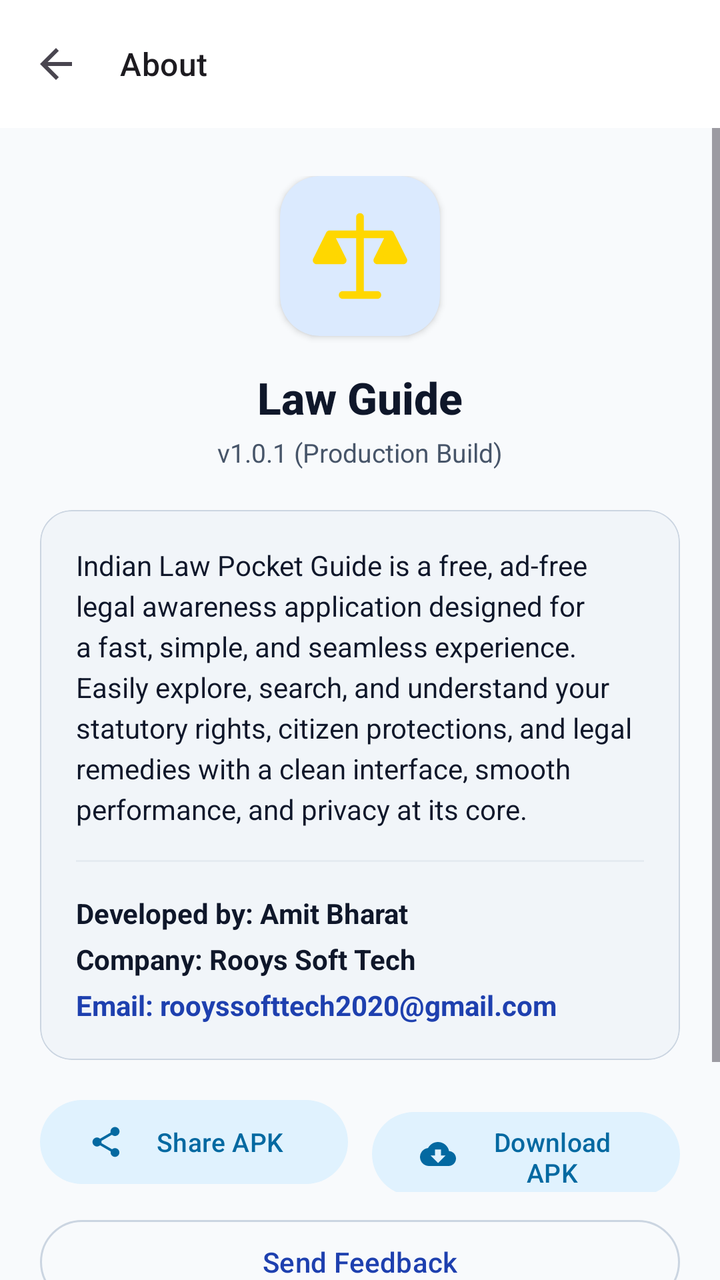
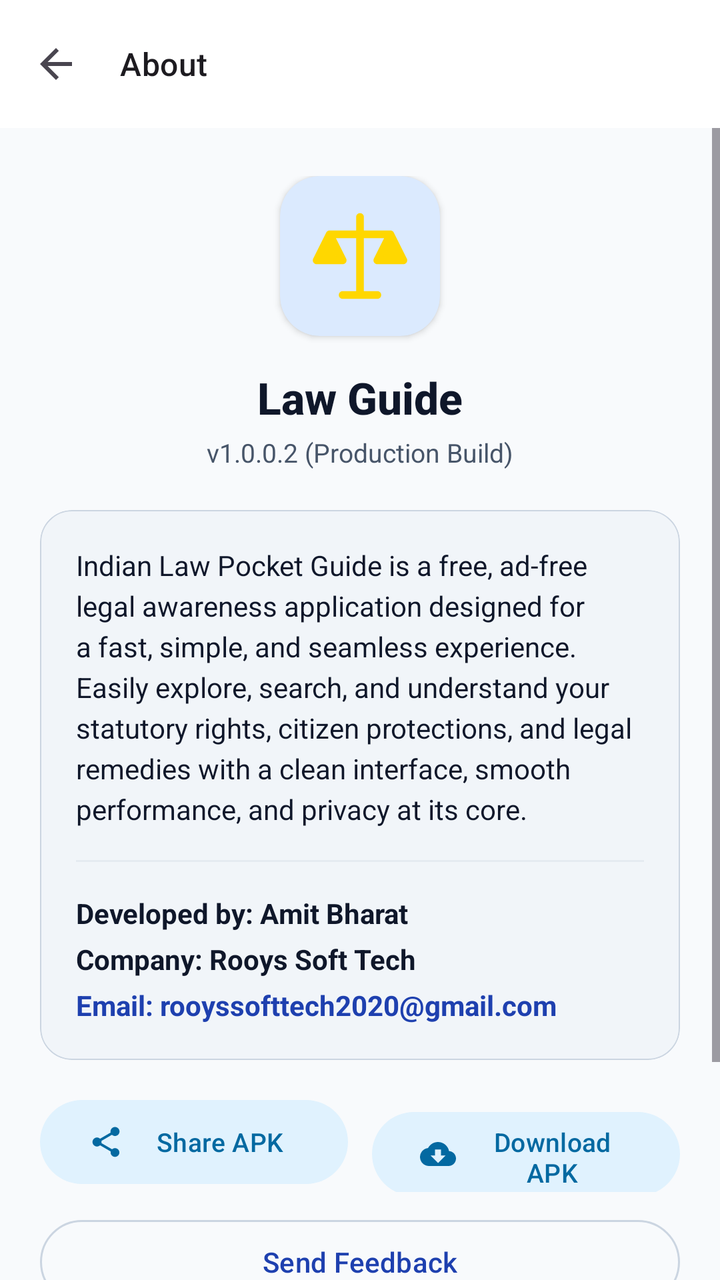

The first picture is an Android layout as it rendered before a commit; the second is the same layout after the commit. The layout source and the unified diff follow.
<!-- AndroidManifest.xml: application theme Theme.IndianLawGuide -->
<!-- res/layout/fragment_about.xml -->
<?xml version="1.0" encoding="utf-8"?>
<LinearLayout xmlns:android="http://schemas.android.com/apk/res/android"
    xmlns:app="http://schemas.android.com/apk/res-auto"
    xmlns:tools="http://schemas.android.com/tools"
    android:layout_width="match_parent"
    android:layout_height="match_parent"
    android:background="?android:attr/colorBackground"
    android:orientation="vertical">

    <com.google.android.material.appbar.MaterialToolbar
        android:id="@+id/toolbarAbout"
        android:layout_width="match_parent"
        android:layout_height="?attr/actionBarSize"
        android:background="?attr/colorSurface"
        app:navigationIcon="@drawable/ic_arrow_back"
        app:title="About"
        app:titleTextAppearance="@style/TextAppearance.Material3.TitleMedium" />

    <ScrollView
        android:layout_width="match_parent"
        android:layout_height="match_parent"
        android:fillViewport="true">

        <LinearLayout
            android:layout_width="match_parent"
            android:layout_height="wrap_content"
            android:gravity="center_horizontal"
            android:orientation="vertical"
            android:paddingStart="20dp"
            android:paddingTop="24dp"
            android:paddingEnd="20dp"
            android:paddingBottom="28dp">

            
            <com.google.android.material.card.MaterialCardView
                android:layout_width="80dp"
                android:layout_height="80dp"
                app:cardBackgroundColor="?attr/colorPrimaryContainer"
                app:cardCornerRadius="20dp"
                app:cardElevation="2dp"
                app:strokeWidth="0dp">

                <ImageView
                    android:layout_width="52dp"
                    android:layout_height="52dp"
                    android:layout_gravity="center"
                    android:contentDescription="@string/app_name"
                    android:src="@drawable/ic_ashoka_pillar" />

            </com.google.android.material.card.MaterialCardView>

            
            <TextView
                android:id="@+id/tvAboutAppName"
                android:layout_width="wrap_content"
                android:layout_height="wrap_content"
                android:layout_marginTop="16dp"
                android:fontFamily="sans-serif-medium"
                android:text="@string/app_name"
                android:textColor="?attr/colorOnSurface"
                android:textSize="22sp"
                android:textStyle="bold" />

            
            <TextView
                android:id="@+id/tvAboutVersion"
                android:layout_width="wrap_content"
                android:layout_height="wrap_content"
                android:layout_marginTop="4dp"
                android:text="v1.0.1 (Production Build)"
                android:textColor="?attr/colorOnSurfaceVariant"
                android:textSize="13sp" />

            
            <com.google.android.material.card.MaterialCardView
                android:layout_width="match_parent"
                android:layout_height="wrap_content"
                android:layout_marginTop="20dp"
                app:cardBackgroundColor="?attr/colorSurfaceVariant"
                app:cardCornerRadius="16dp"
                app:cardElevation="0dp"
                app:strokeColor="?attr/colorOutline"
                app:strokeWidth="0.5dp">

                <LinearLayout
                    android:layout_width="match_parent"
                    android:layout_height="wrap_content"
                    android:orientation="vertical"
                    android:padding="18dp">

                    <TextView
                        android:layout_width="match_parent"
                        android:layout_height="wrap_content"
                        android:lineSpacingExtra="4sp"
                        android:text="Indian Law Pocket Guide is a free, ad-free legal awareness application designed for a fast, simple, and seamless experience. Easily explore, search, and understand your statutory rights, citizen protections, and legal remedies with a clean interface, smooth performance, and privacy at its core."
                        android:textColor="?attr/colorOnSurface"
                        android:textSize="14sp" />

                    <View
                        android:layout_width="match_parent"
                        android:layout_height="1dp"
                        android:layout_marginTop="16dp"
                        android:layout_marginBottom="16dp"
                        android:background="?attr/colorOutline"
                        android:alpha="0.3" />

                    <TextView
                        android:layout_width="match_parent"
                        android:layout_height="wrap_content"
                        android:text="Developed by: Amit Bharat"
                        android:textColor="?attr/colorOnSurface"
                        android:textSize="14sp"
                        android:textStyle="bold" />

                    <TextView
                        android:layout_width="match_parent"
                        android:layout_height="wrap_content"
                        android:layout_marginTop="4dp"
                        android:text="Company: Rooys Soft Tech"
                        android:textColor="?attr/colorOnSurface"
                        android:textSize="14sp"
                        android:textStyle="bold" />

                    <TextView
                        android:id="@+id/tvEmailAddress"
                        android:layout_width="match_parent"
                        android:layout_height="wrap_content"
                        android:layout_marginTop="4dp"
                        android:text="Email: rooyssofttech2020@gmail.com"
                        android:textColor="?attr/colorPrimary"
                        android:textSize="14sp"
                        android:textStyle="bold" />

                </LinearLayout>

            </com.google.android.material.card.MaterialCardView>

            
            <LinearLayout
                android:layout_width="match_parent"
                android:layout_height="wrap_content"
                android:layout_marginTop="16dp"
                android:orientation="horizontal"
                android:weightSum="2">

                <com.google.android.material.button.MaterialButton
                    android:id="@+id/btnShareApp"
                    style="@style/Widget.Material3.Button.TonalButton"
                    android:layout_width="0dp"
                    android:layout_height="50dp"
                    android:layout_marginEnd="6dp"
                    android:layout_weight="1"
                    android:text="Share APK"
                    android:textAllCaps="false"
                    android:textSize="13sp"
                    app:cornerRadius="25dp"
                    app:icon="@drawable/ic_share"
                    app:iconSize="18dp" />

                <com.google.android.material.button.MaterialButton
                    android:id="@+id/btnDownloadApk"
                    style="@style/Widget.Material3.Button.TonalButton"
                    android:layout_width="0dp"
                    android:layout_height="50dp"
                    android:layout_marginStart="6dp"
                    android:layout_weight="1"
                    android:text="Download APK"
                    android:textAllCaps="false"
                    android:textSize="13sp"
                    app:cornerRadius="25dp"
                    app:icon="@drawable/ic_download"
                    app:iconSize="18dp" />

            </LinearLayout>

            
            <com.google.android.material.button.MaterialButton
                android:id="@+id/btnSendFeedback"
                style="@style/Widget.Material3.Button.OutlinedButton"
                android:layout_width="match_parent"
                android:layout_height="50dp"
                android:layout_marginTop="10dp"
                android:text="Send Feedback"
                android:textAllCaps="false"
                android:textSize="14sp"
                app:cornerRadius="25dp"
                app:strokeColor="?attr/colorOutline" />

            
            <com.google.android.material.button.MaterialButton
                android:id="@+id/btnViewDisclaimer"
                style="@style/Widget.Material3.Button.TextButton"
                android:layout_width="match_parent"
                android:layout_height="48dp"
                android:layout_marginTop="6dp"
                android:text="View Legal Disclaimer &amp; Sources"
                android:textAllCaps="false"
                android:textColor="?attr/colorOnSurfaceVariant"
                android:textSize="13sp" />

            
            <TextView
                android:layout_width="wrap_content"
                android:layout_height="wrap_content"
                android:layout_marginTop="20dp"
                android:text="100% Offline • No Ads • Zero Tracking"
                android:textColor="?attr/colorOnSurfaceVariant"
                android:textSize="12sp" />

        </LinearLayout>

    </ScrollView>

</LinearLayout>
<!-- resources referenced by this layout -->
<resources>
  <!-- drawable ic_arrow_back (drawable) -->
  <vector xmlns:android="http://schemas.android.com/apk/res/android"
      android:width="24dp"
      android:height="24dp"
      android:viewportWidth="24"
      android:viewportHeight="24"
      android:tint="?attr/colorControlNormal">
      <path
          android:fillColor="@android:color/white"
          android:pathData="M20,11H7.83l5.59,-5.59L12,4l-8,8 8,8 1.41,-1.41L7.83,13H20v-2z"/>
  </vector>
  <!-- drawable ic_ashoka_pillar (drawable) -->
  <vector xmlns:android="http://schemas.android.com/apk/res/android"
      android:width="128dp"
      android:height="128dp"
      android:viewportWidth="24"
      android:viewportHeight="24">
      
      <path
          android:fillColor="#FFD700"
          android:pathData="M12,3v4M5,7h14M5,7l-3,6h6L5,7zM19,7l-3,6h6L19,7zM12,7v14M8,21h8"
          android:strokeWidth="1.8"
          android:strokeColor="#FFD700"
          android:strokeLineCap="round"
          android:strokeLineJoin="round" />
  </vector>
  <!-- drawable ic_download (drawable) -->
  <vector xmlns:android="http://schemas.android.com/apk/res/android"
      android:width="24dp"
      android:height="24dp"
      android:viewportWidth="24"
      android:viewportHeight="24"
      android:tint="?attr/colorControlNormal">
      <path
          android:fillColor="@android:color/white"
          android:pathData="M19.35,10.04C18.67,6.59 15.64,4 12,4 9.11,4 6.6,5.64 5.35,8.04 2.34,8.36 0,10.91 0,14c0,3.31 2.69,6 6,6h13c2.76,0 5,-2.24 5,-5 0,-2.64 -2.05,-4.78 -4.65,-4.96zM17,13l-5,5 -5,-5h3V9h4v4h3z"/>
  </vector>
  <!-- drawable ic_share (drawable) -->
  <vector xmlns:android="http://schemas.android.com/apk/res/android"
      android:width="24dp"
      android:height="24dp"
      android:viewportWidth="24"
      android:viewportHeight="24"
      android:tint="?attr/colorControlNormal">
      <path
          android:fillColor="@android:color/white"
          android:pathData="M18,16.08c-0.76,0 -1.44,0.3 -1.96,0.77L8.91,12.7c0.05,-0.23 0.09,-0.46 0.09,-0.7s-0.04,-0.47 -0.09,-0.7l7.05,-4.11c0.54,0.5 1.25,0.81 2.04,0.81 1.66,0 3,-1.34 3,-3s-1.34,-3 -3,-3 -3,1.34 -3,3c0,0.24 0.04,0.47 0.09,0.7L8.04,9.81C7.5,9.31 6.79,9 6,9c-1.66,0 -3,1.34 -3,3s1.34,3 3,3c0.79,0 1.5,-0.31 2.04,-0.81l7.12,4.16c-0.05,0.21 -0.08,0.43 -0.08,0.65 0,1.61 1.31,2.92 2.92,2.92 1.61,0 2.92,-1.31 2.92,-2.92s-1.31,-2.92 -2.92,-2.92z"/>
  </vector>
  <string name="app_name">Law Guide</string>
  <color name="md_theme_light_primary">#1E40AF</color>
  <color name="md_theme_light_onPrimary">#FFFFFF</color>
  <color name="md_theme_light_primaryContainer">#DBEAFE</color>
  <color name="md_theme_light_onPrimaryContainer">#1E3A8A</color>
  <color name="md_theme_light_secondary">#0284C7</color>
  <color name="md_theme_light_onSecondary">#FFFFFF</color>
  <color name="md_theme_light_secondaryContainer">#E0F2FE</color>
  <color name="md_theme_light_onSecondaryContainer">#0369A1</color>
  <color name="md_theme_light_tertiary">#0D9488</color>
  <color name="md_theme_light_onTertiary">#FFFFFF</color>
  <color name="md_theme_light_tertiaryContainer">#CCFBF1</color>
  <color name="md_theme_light_onTertiaryContainer">#115E59</color>
  <color name="md_theme_light_background">#F8FAFC</color>
  <color name="md_theme_light_surface">#FFFFFF</color>
  <color name="md_theme_light_onSurface">#0F172A</color>
  <color name="md_theme_light_surfaceVariant">#F1F5F9</color>
  <color name="md_theme_light_onSurfaceVariant">#475569</color>
  <color name="md_theme_light_outline">#CBD5E1</color>
  <style name="Widget.App.BottomNavigationView" parent="Widget.Material3.BottomNavigationView">
          <item name="itemActiveIndicatorStyle">@style/Widget.App.BottomNavigationView.ActiveIndicator</item>
      </style>
  <style name="Widget.App.BottomNavigationView.ActiveIndicator" parent="Widget.Material3.BottomNavigationView.ActiveIndicator">
          <item name="android:color">@color/md_theme_light_primaryContainer</item>
      </style>
</resources>

<!-- the commit's change to res/layout/fragment_about.xml (unified diff, before → after) -->
@@ -67,7 +67,7 @@
                 android:layout_width="wrap_content"
                 android:layout_height="wrap_content"
                 android:layout_marginTop="4dp"
-                android:text="v1.0.1 (Production Build)"
+                android:text="@string/app_version_name"
                 android:textColor="?attr/colorOnSurfaceVariant"
                 android:textSize="13sp" />
 
<!-- resource entries referenced after the edit -->
@@ -49,6 +49,7 @@
           android:pathData="M18,16.08c-0.76,0 -1.44,0.3 -1.96,0.77L8.91,12.7c0.05,-0.23 0.09,-0.46 0.09,-0.7s-0.04,-0.47 -0.09,-0.7l7.05,-4.11c0.54,0.5 1.25,0.81 2.04,0.81 1.66,0 3,-1.34 3,-3s-1.34,-3 -3,-3 -3,1.34 -3,3c0,0.24 0.04,0.47 0.09,0.7L8.04,9.81C7.5,9.31 6.79,9 6,9c-1.66,0 -3,1.34 -3,3s1.34,3 3,3c0.79,0 1.5,-0.31 2.04,-0.81l7.12,4.16c-0.05,0.21 -0.08,0.43 -0.08,0.65 0,1.61 1.31,2.92 2.92,2.92 1.61,0 2.92,-1.31 2.92,-2.92s-1.31,-2.92 -2.92,-2.92z"/>
   </vector>
   <string name="app_name">Law Guide</string>
+  <string name="app_version_name">v1.0.0.2 (Production Build)</string>
   <color name="md_theme_light_primary">#1E40AF</color>
   <color name="md_theme_light_onPrimary">#FFFFFF</color>
   <color name="md_theme_light_primaryContainer">#DBEAFE</color>
